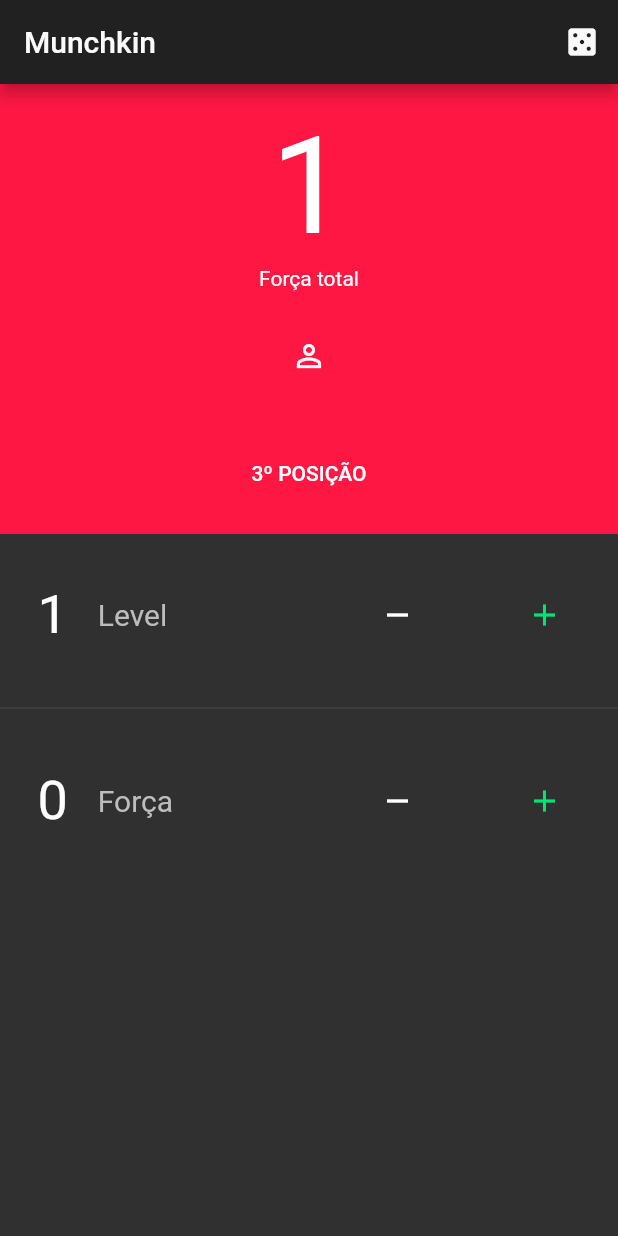
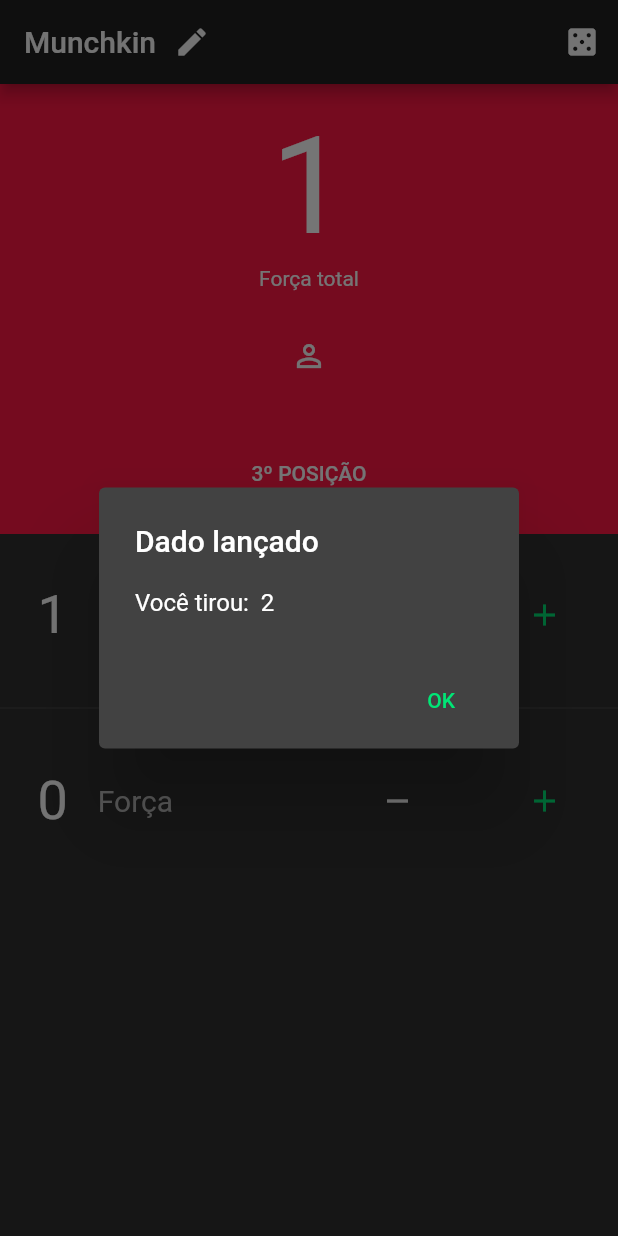
Before and after one commit to MayaraFreitas/munchkin, a Flutter app: the screen it shows after launch, after a tap on the "casino" icon, on a phone screen of 412 x 824 dp. Run offline on Flutter 3.47's test engine with Material 2 defaults, Android fonts, the phone set to English and light mode, and no system bars.

Commit message:
rolagem de dado adicionada

```diff
--- /dev/null
+++ b/lib/models/lancar_dado.dart
@@ -0,0 +1,18 @@
+import 'dart:math';
+
+var dadoValor = new Random();
+int valor = 0;
+
+int lancarDado() {
+  valor = dadoValor.nextInt(7);
+
+  return valor;
+}
+
+String getDadoValor(){
+  do{
+    valor = lancarDado();
+  }while(valor == 0);
+
+  return valor.toString();
+}
--- a/lib/views/score_page.dart
+++ b/lib/views/score_page.dart
@@ -1,5 +1,6 @@
 import 'package:flutter/material.dart';
 import 'package:munchkin/models/dados_mocados.dart';
+import 'package:munchkin/models/lancar_dado.dart';
 
 
 class ScorePage extends StatefulWidget {
@@ -10,6 +11,30 @@ class ScorePage extends StatefulWidget {
 Jogador jogador = new Jogador("Jogador 1", "M", 1, 0, 3);
 
 class _ScorePageState extends State<ScorePage> {
+
+  void _lancarDado({String title, String message, Function confirm}){
+    showDialog(
+      context: context,
+      barrierDismissible: false,
+      builder: (BuildContext context) {
+        return AlertDialog(
+          title: Text(title ?? ""),
+          content: Text(message ?? ""),
+          actions: <Widget>[
+            FlatButton(
+              child: Text("OK", style: TextStyle(color: Colors.greenAccent[400])),
+              onPressed: (){
+                Navigator.of(context).pop();
+                if(confirm != null) confirm();
+              },
+            ),
+          ],
+        );
+      }
+    );
+  }
+
+
 
  void _showDialog(
   {String title, String message, Function confirm, Function cancel}){
@@ -174,16 +199,33 @@ class _ScorePageState extends State<ScorePage> {
 
   @override
   Widget build(BuildContext context) {
+
     return Scaffold(
       resizeToAvoidBottomPadding: false,
       appBar: AppBar(
         backgroundColor: Colors.grey[900],
-        title: Text("Munchkin", style: TextStyle(color: Colors.grey[50])),
+        title: Row(
+          children: <Widget>[
+            Text("Munchkin",style: TextStyle(color: Colors.grey[50])),
+            IconButton(
+            icon: Icon(Icons.edit , color: Colors.grey[50]),
+            onPressed: () {
+             _lancarDado(
+              title: 'Dado lançado',
+              message: 'Você tirou:  ' + getDadoValor()
+            );
+          },
+        )
+          ]
+        ),
         actions: <Widget>[
         IconButton(
           icon: Icon(Icons.casino , color: Colors.grey[50]),
           onPressed: () {
-            // JOGAR DADOS
+             _lancarDado(
+              title: 'Dado lançado',
+              message: 'Você tirou:  ' + getDadoValor()
+            );
           },
         )
       ],
```
